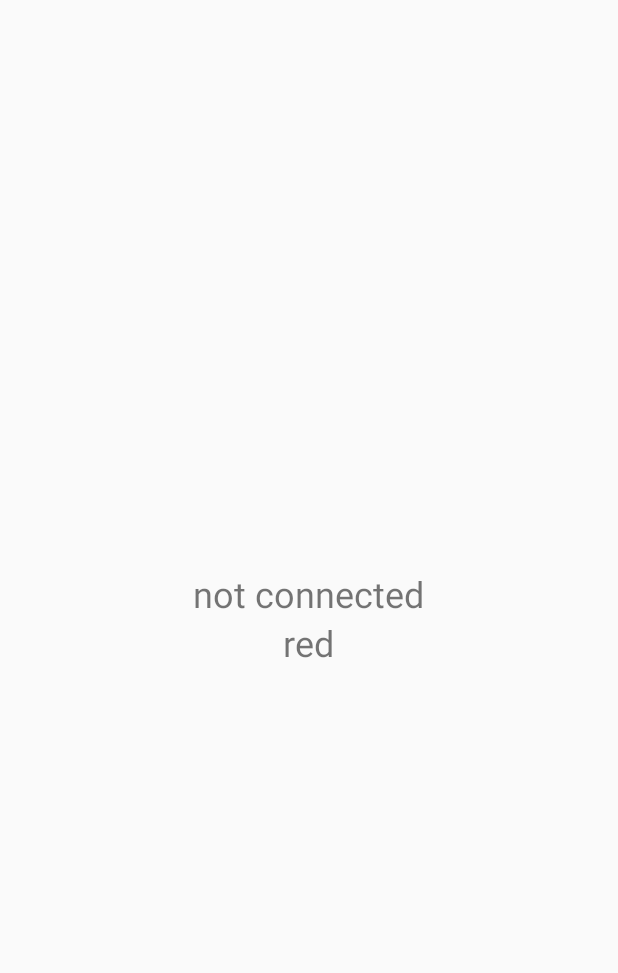
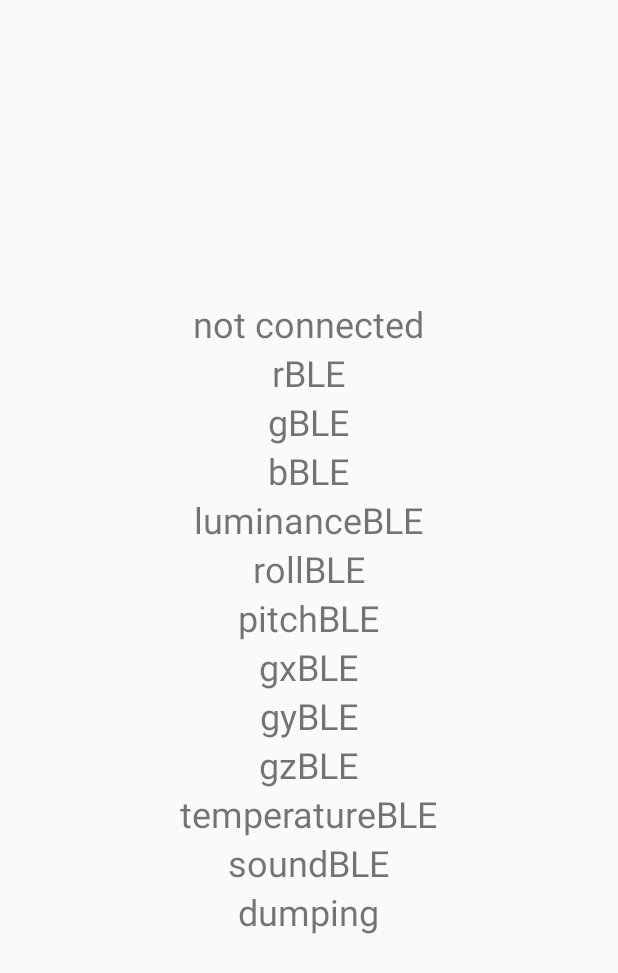
Before and after one commit to DingranFeng/InhalerApp, an Android app: the screen it shows after launch (MainActivity), on a phone screen of 412 x 824 dp. Shown: the top 973 px of the screen. Run offline under Robolectric (Android 15) with nearby library versions, the phone set to English and light mode, and no system bars.

Commit message:
All characteristics

```diff
--- a/app/src/main/java/com/example/inhalerapp/MainActivity.java
+++ b/app/src/main/java/com/example/inhalerapp/MainActivity.java
@@ -50,6 +50,17 @@ public class MainActivity extends AppCompatActivity {
     BluetoothDevice device;
     private TextView connectionStatus;
     private TextView rBLE;
+    private TextView gBLE;
+    private TextView bBLE;
+    private TextView luminanceBLE;
+    private TextView rollBLE;
+    private TextView pitchBLE;
+    private TextView gxBLE;
+    private TextView gyBLE;
+    private TextView gzBLE;
+    private TextView temperatureBLE;
+    private TextView soundBLE;
+
 
     @Override
     protected void onCreate(Bundle savedInstanceState) {
@@ -70,6 +81,16 @@ public class MainActivity extends AppCompatActivity {
         }
         connectionStatus = findViewById(R.id.connection_status);
         rBLE = findViewById(R.id.rBLE);
+        gBLE = findViewById(R.id.gBLE);
+        bBLE = findViewById(R.id.bBLE);
+        luminanceBLE = findViewById(R.id.luminanceBLE);
+        rollBLE = findViewById(R.id.rollBLE);
+        pitchBLE = findViewById(R.id.pitchBLE);
+        gxBLE = findViewById(R.id.gxBLE);
+        gyBLE = findViewById(R.id.gyBLE);
+        gzBLE = findViewById(R.id.gzBLE);
+        temperatureBLE = findViewById(R.id.temperatureBLE);
+        soundBLE = findViewById(R.id.soundBLE);
 
     }
 
@@ -167,9 +188,9 @@ public class MainActivity extends AppCompatActivity {
             BluetoothGatt bluetoothGatt = device.connectGatt(this, false, new BluetoothGattCallback() {
                 @Override
                 public void onConnectionStateChange(BluetoothGatt gatt, int status, int newState) {
-                    Log.d("onConnectionStateChange", "onConnectionStateChange");
+//                    Log.d("onConnectionStateChange", "onConnectionStateChange");
                     if (newState == BluetoothProfile.STATE_CONNECTED) {
-                        Log.d("1", "1");
+//                        Log.d("1", "1");
                         // Connected successfully to the device
                         if (ContextCompat.checkSelfPermission(MainActivity.this, Manifest.permission.BLUETOOTH) == PackageManager.PERMISSION_GRANTED) {
                             Log.d("discoverServices", "discoverServices");
@@ -190,85 +211,121 @@ public class MainActivity extends AppCompatActivity {
                         Log.d("GATT_SUCCESS", "GATT_SUCCESS");
 
 
+                        for (BluetoothGattService service : services) {
+                            Log.d("UUID", service.getUuid().toString());
+                            if (service.getUuid().toString().equals("fd09f5b1-5ebe-4df9-b2ef-b6d778ece98c")) {
+                                Log.d("UUID", "equals");
+                                runOnUiThread(() -> connectionStatus.setText("Reading characteristics!"));
 
-                             for(BluetoothGattService service : services){
-                                Log.d("UUID", service.getUuid().toString());
-                                if (service.getUuid().toString().equals("fd09f5b1-5ebe-4df9-b2ef-b6d778ece98c"))
-                                {
-                                    Log.d("UUID", "equals");
+                                BluetoothGattCharacteristic rBLE = service.getCharacteristic(UUID.fromString("69ef4849-ed83-4665-9fe0-852f3fc9f330"));
+                                BluetoothGattCharacteristic gBLE = service.getCharacteristic(UUID.fromString("1a7a4154-bf0b-40a5-820e-0307aaf259b7"));
+                                BluetoothGattCharacteristic bBLE = service.getCharacteristic(UUID.fromString("a5807b3f-8de8-4916-aa32-b7d4f82cd7d6"));
+                                BluetoothGattCharacteristic luminanceBLE = service.getCharacteristic(UUID.fromString("1d3430e9-675a-4e8a-a2ce-2d9b3ca7edc2"));
+                                BluetoothGattCharacteristic rollBLE = service.getCharacteristic(UUID.fromString("355ade2a-3451-4455-bf04-436f3c70af2b"));
+                                BluetoothGattCharacteristic pitchBLE = service.getCharacteristic(UUID.fromString("6164171a-e232-407d-885f-e373cfc24554"));
+                                BluetoothGattCharacteristic gxBLE = service.getCharacteristic(UUID.fromString("7c4cca54-3033-490a-a2ac-cb4b8c82fc8b"));
+                                BluetoothGattCharacteristic gyBLE = service.getCharacteristic(UUID.fromString("ba581012-f1a4-4ecc-b226-5a5d0f8ab22b"));
+                                BluetoothGattCharacteristic gzBLE = service.getCharacteristic(UUID.fromString("7c2e28e8-830d-4e16-aa96-fc0f4bcbcc67"));
+                                BluetoothGattCharacteristic temperatureBLE = service.getCharacteristic(UUID.fromString("d8fb2c21-5808-4bd8-b178-a8c587de4286"));
+                                BluetoothGattCharacteristic soundBLE = service.getCharacteristic(UUID.fromString("125dd222-6a88-4f3f-bde8-4f428c54c4e0"));
 
-                                    BluetoothGattCharacteristic rBLE = service.getCharacteristic(UUID.fromString("69ef4849-ed83-4665-9fe0-852f3fc9f330"));
-                                    BluetoothGattCharacteristic gBLE = service.getCharacteristic(UUID.fromString("1a7a4154-bf0b-40a5-820e-0307aaf259b7"));
-                                    BluetoothGattCharacteristic bBLE = service.getCharacteristic(UUID.fromString("a5807b3f-8de8-4916-aa32-b7d4f82cd7d6"));
 
-                                    Log.d("GATT CHARs", "" + rBLE + " " + gBLE + " " + bBLE);
+//                                Log.d("GATT CHARs", "" + rBLE + " " + gBLE + " " + bBLE);
+
+
+                                if (ContextCompat.checkSelfPermission(MainActivity.this, Manifest.permission.BLUETOOTH) == PackageManager.PERMISSION_GRANTED) {
                                     if (rBLE != null) {
-                                        if (ActivityCompat.checkSelfPermission(getBaseContext(), Manifest.permission.BLUETOOTH_CONNECT) != PackageManager.PERMISSION_GRANTED) {
-                                            // TODO: Consider calling
-                                            //    ActivityCompat#requestPermissions
-                                            // here to request the missing permissions, and then overriding
-                                            //   public void onRequestPermissionsResult(int requestCode, String[] permissions,
-                                            //                                          int[] grantResults)
-                                            // to handle the case where the user grants the permission. See the documentation
-                                            // for ActivityCompat#requestPermissions for more details.
-                                        }
+//                                        byte[] value = rBLE.getValue();
+//                                        if (value != null) {
+//                                            String rBLEValue = new String(value, StandardCharsets.UTF_8);
+//                                            Log.d("rBLE", rBLEValue);
+//                                        }
                                         gatt.readCharacteristic(rBLE);
+                                        Log.d("rBLE", rBLE.toString());
                                     }
+
                                     if (gBLE != null) {
+                                        gatt.readCharacteristic(gBLE);
                                         Log.d("gBLE", gBLE.toString());
                                     }
+
                                     if (bBLE != null) {
+                                        gatt.readCharacteristic(bBLE);
                                         Log.d("bBLE", bBLE.toString());
+                                    }
+
+                                    if (luminanceBLE != null) {
+                                        gatt.readCharacteristic(luminanceBLE);
+                                        Log.d("luminanceBLE", luminanceBLE.toString());
+                                    }
+
+//                                    Log.d("Characteristics", "" + rBLE + " " + gBLE + " " + bBLE + " " + luminanceBLE);
+//                                    gatt.readCharacteristic(rBLE);
+//                                    gatt.readCharacteristic(gBLE);
+//                                    gatt.readCharacteristic(bBLE);
+//                                    gatt.readCharacteristic(luminanceBLE);
+//                                    Log.d("Characteristics", "" + rBLE + " " + gBLE + " " + bBLE + " " + luminanceBLE);
+
+                                    if (rollBLE != null) {
+                                        gatt.readCharacteristic(rollBLE);
+                                        Log.d("rollBLE", rollBLE.toString());
+                                    }
+
+                                    if (pitchBLE != null) {
+                                        gatt.readCharacteristic(pitchBLE);
+                                        Log.d("pitchBLE", pitchBLE.toString());
+                                    }
+
+                                    if (gxBLE != null) {
+                                        gatt.readCharacteristic(gxBLE);
+                                        Log.d("gxBLE", gxBLE.toString());
+                                    }
+
+                                    if (gyBLE != null) {
+                                        gatt.readCharacteristic(gyBLE);
+                                        Log.d("gyBLE", gyBLE.toString());
+                                    }
+
+                                    if (gzBLE != null) {
+                                        gatt.readCharacteristic(gzBLE);
+                                        Log.d("gzBLE", gzBLE.toString());
+                                    }
+
+                                    if (temperatureBLE != null) {
+                                        gatt.readCharacteristic(temperatureBLE);
+                                        Log.d("temperatureBLE", temperatureBLE.toString());
+                                    }
+
+                                    if (soundBLE != null) {
+                                        gatt.readCharacteristic(soundBLE);
+                                        Log.d("soundBLE", soundBLE.toString());
                                     }
 
 
                                 }
+
                             }
-
+                        }
                     }
-
-
-
                 }
 
                 @Override
                 public void onCharacteristicRead(BluetoothGatt gatt, BluetoothGattCharacteristic characteristic, int status) {
                     Log.d("onCharacteristicRead", "onCharacteristicRead");
-                    if (status == BluetoothGatt.GATT_SUCCESS) {
-                        // Read characteristic value
-                        int intValue = characteristic.getIntValue(BluetoothGattCharacteristic.FORMAT_UINT32, 0);
-                        Log.d("SUCC", "Read value: " + intValue);
 
-                        /*final byte[] data = characteristic.getValue();
-
-                        final String rBLEValue = new String(data, StandardCharsets.UTF_8);
-
-                        // Detect medication dumping
-                        int counterAll = 7;
-                        int counterSatisfied = 0;
-                        if (Integer.parseInt(rBLEValue) >= 3 && Integer.parseInt(rBLEValue) <= 12) {
-                            counterSatisfied++;
-                        }
-//                        if (Integer.parseInt(gBLEValue) >= 1 && Integer.parseInt(gBLEValue) <= 5) {
-//                            counterSatisfied++;
-//                        }
-
-                        if ((float) counterSatisfied / (float) counterAll > 0.5) {
-                            Log.d("Warning", "Medication dumping!");
-                        }
-
-                        runOnUiThread(new Runnable() {
-                            @Override
-                            public void run() {
-                                rBLE.setText(rBLEValue);
-                            }
-
-                        });*/
-                    }
+                    // Read characteristic value
+                    int characteristicValue = characteristic.getIntValue(BluetoothGattCharacteristic.FORMAT_UINT32, 0);
+                    Log.d("Characteristic Value", "Read value: " + characteristicValue);
                 }
             });
         }
     }
+
+
+
+
+
+
 
     @Override
     public void onRequestPermissionsResult(int requestCode, @NonNull String[] permissions, @NonNull int[] grantResults) {
--- a/app/src/main/res/layout/activity_main.xml
+++ b/app/src/main/res/layout/activity_main.xml
@@ -16,6 +16,83 @@
         android:id="@+id/rBLE"
         android:layout_width="wrap_content"
         android:layout_height="wrap_content"
-        android:text="red"
+        android:text="rBLE"
+        android:textSize="24sp" />
+
+    <TextView
+        android:id="@+id/gBLE"
+        android:layout_width="wrap_content"
+        android:layout_height="wrap_content"
+        android:text="gBLE"
+        android:textSize="24sp" />
+
+    <TextView
+        android:id="@+id/bBLE"
+        android:layout_width="wrap_content"
+        android:layout_height="wrap_content"
+        android:text="bBLE"
+        android:textSize="24sp" />
+
+    <TextView
+        android:id="@+id/luminanceBLE"
+        android:layout_width="wrap_content"
+        android:layout_height="wrap_content"
+        android:text="luminanceBLE"
+        android:textSize="24sp" />
+
+    <TextView
+        android:id="@+id/rollBLE"
+        android:layout_width="wrap_content"
+        android:layout_height="wrap_content"
+        android:text="rollBLE"
+        android:textSize="24sp" />
+
+    <TextView
+        android:id="@+id/pitchBLE"
+        android:layout_width="wrap_content"
+        android:layout_height="wrap_content"
+        android:text="pitchBLE"
+        android:textSize="24sp" />
+
+    <TextView
+        android:id="@+id/gxBLE"
+        android:layout_width="wrap_content"
+        android:layout_height="wrap_content"
+        android:text="gxBLE"
+        android:textSize="24sp" />
+
+    <TextView
+        android:id="@+id/gyBLE"
+        android:layout_width="wrap_content"
+        android:layout_height="wrap_content"
+        android:text="gyBLE"
+        android:textSize="24sp" />
+
+    <TextView
+        android:id="@+id/gzBLE"
+        android:layout_width="wrap_content"
+        android:layout_height="wrap_content"
+        android:text="gzBLE"
+        android:textSize="24sp" />
+
+    <TextView
+        android:id="@+id/temperatureBLE"
+        android:layout_width="wrap_content"
+        android:layout_height="wrap_content"
+        android:text="temperatureBLE"
+        android:textSize="24sp" />
+
+    <TextView
+        android:id="@+id/soundBLE"
+        android:layout_width="wrap_content"
+        android:layout_height="wrap_content"
+        android:text="soundBLE"
+        android:textSize="24sp" />
+
+    <TextView
+        android:id="@+id/dumping"
+        android:layout_width="wrap_content"
+        android:layout_height="wrap_content"
+        android:text="dumping"
         android:textSize="24sp" />
 </LinearLayout>
```
